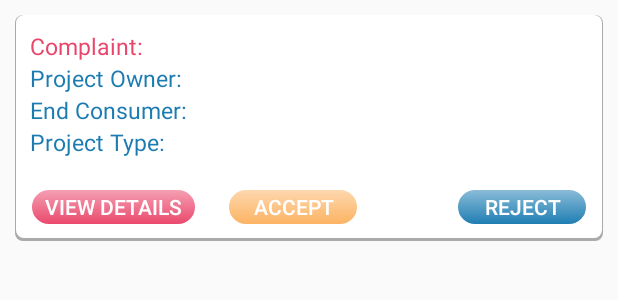
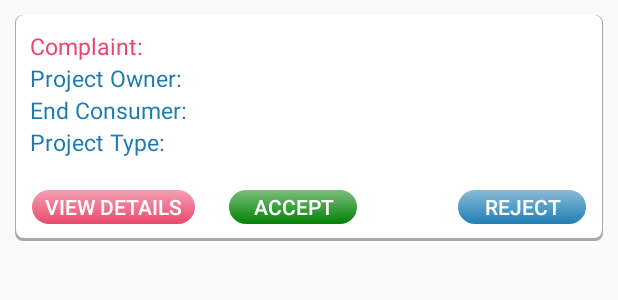
Before and after one commit to abhi4098/TestSolarProjectApp, an Android app: the layout layout_tech_partner_complaint_list.xml on its own in the app's theme, with its tools: preview values and no code run, on a phone screen of 412 x 824 dp. Shown: the top 300 px of the screen. Run offline under Robolectric (Android 15) with nearby library versions, the phone set to English and light mode, and no system bars; network calls fail.

Commit message:
ui changes

```diff
--- a/app/src/main/java/com/solarprojectapp/ui/adapters/TechnicalPartnerComplaintAdapter.java
+++ b/app/src/main/java/com/solarprojectapp/ui/adapters/TechnicalPartnerComplaintAdapter.java
@@ -86,6 +86,7 @@ public class TechnicalPartnerComplaintAdapter extends ArrayAdapter<ComplaintList
 
         if(rowView==null){
             LayoutInflater inflater = (LayoutInflater) context.getSystemService(Context.LAYOUT_INFLATER_SERVICE);
+            //assert inflater != null;
             rowView= inflater.inflate(groupid, parent, false);
             ViewHolder viewHolder = new ViewHolder();
             viewHolder.complaintName= (TextView) rowView.findViewById(R.id.complaint_name);
--- a/app/src/main/res/layout/layout_tech_partner_complaint_list.xml
+++ b/app/src/main/res/layout/layout_tech_partner_complaint_list.xml
@@ -118,7 +118,7 @@
     <RelativeLayout
         android:layout_width="wrap_content"
         android:layout_height="wrap_content"
-        android:layout_gravity="center"
+        android:layout_gravity="start"
         android:layout_marginTop="20dp">
 
         <Button
@@ -138,7 +138,7 @@
             android:layout_centerHorizontal="true"
             android:textColor="@color/white"
             android:layout_marginStart="20dp"
-            android:background="@drawable/rectangular_button_with_curves_orange"
+            android:background="@drawable/rectangular_button_with_curves_green"
             android:layout_height="25dp"
             android:text="Accept"/>
 
```
Also changed, not shown: app/src/main/java/com/solarprojectapp/ui/activities/ComplaintsToBeClosedTodayActivity.java (+7 -0 lines).
